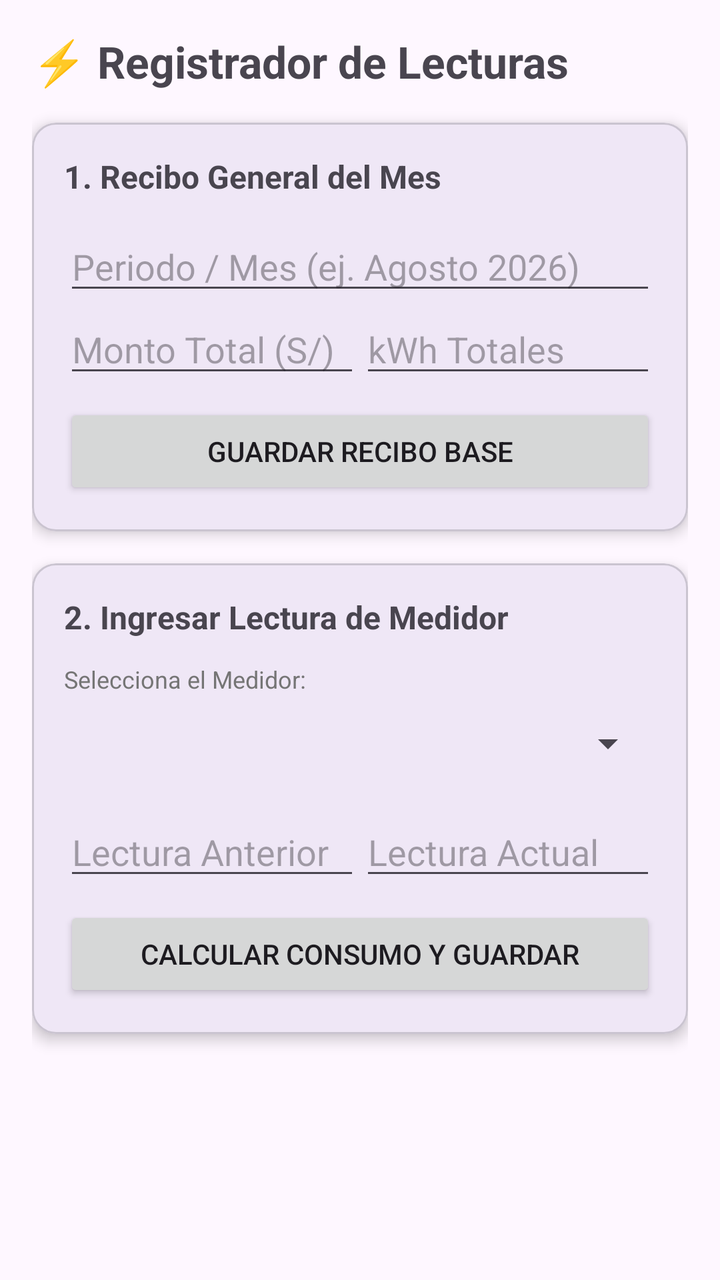
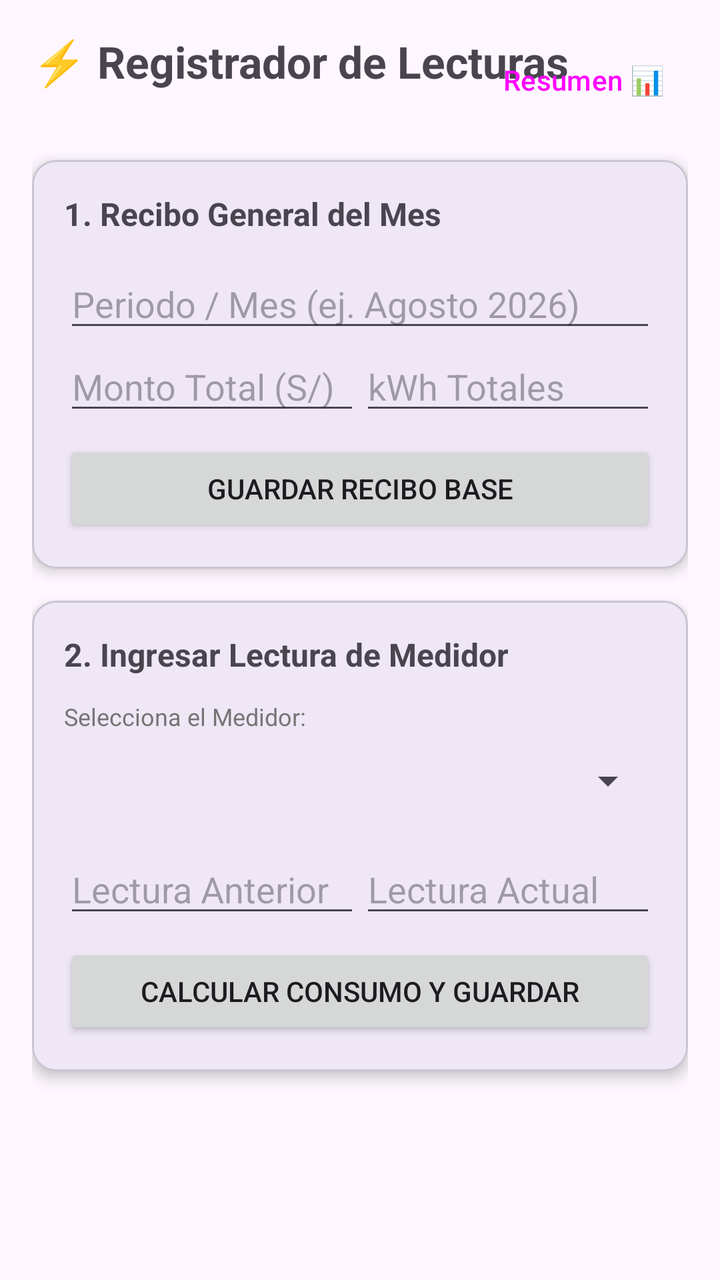

The first picture is an Android layout as it rendered before a commit; the second is the same layout after the commit. The layout source and the unified diff follow.
<!-- AndroidManifest.xml: application theme Theme.KiloWatt -->
<!-- res/layout/activity_lecturas.xml -->
<?xml version="1.0" encoding="utf-8"?>
<ScrollView xmlns:android="http://schemas.android.com/apk/res/android"
    xmlns:app="http://schemas.android.com/apk/res-auto"
    android:layout_width="match_parent"
    android:layout_height="match_parent"
    android:padding="16dp">

    <LinearLayout
        android:layout_width="match_parent"
        android:layout_height="wrap_content"
        android:orientation="vertical">

        <TextView
            android:layout_width="wrap_content"
            android:layout_height="wrap_content"
            android:text="⚡ Registrador de Lecturas"
            android:textSize="22sp"
            android:textStyle="bold"
            android:layout_marginBottom="16dp" />

        
        <com.google.android.material.card.MaterialCardView
            android:layout_width="match_parent"
            android:layout_height="wrap_content"
            android:layout_marginBottom="16dp"
            app:cardCornerRadius="12dp"
            app:cardElevation="4dp">

            <LinearLayout
                android:layout_width="match_parent"
                android:layout_height="wrap_content"
                android:orientation="vertical"
                android:padding="16dp">

                <TextView
                    android:layout_width="wrap_content"
                    android:layout_height="wrap_content"
                    android:text="1. Recibo General del Mes"
                    android:textSize="16sp"
                    android:textStyle="bold"
                    android:layout_marginBottom="12dp"/>

                <EditText
                    android:id="@+id/etMesPeriodo"
                    android:layout_width="match_parent"
                    android:layout_height="wrap_content"
                    android:hint="Periodo / Mes (ej. Agosto 2026)"
                    android:inputType="text" />

                <LinearLayout
                    android:layout_width="match_parent"
                    android:layout_height="wrap_content"
                    android:orientation="horizontal">

                    <EditText
                        android:id="@+id/etMontoTotalSoles"
                        android:layout_width="0dp"
                        android:layout_height="wrap_content"
                        android:layout_weight="1"
                        android:hint="Monto Total (S/)"
                        android:inputType="numberDecimal" />

                    <EditText
                        android:id="@+id/etKwhTotales"
                        android:layout_width="0dp"
                        android:layout_height="wrap_content"
                        android:layout_weight="1"
                        android:hint="kWh Totales"
                        android:inputType="numberDecimal" />
                </LinearLayout>

                <Button
                    android:id="@+id/btnGuardarFactura"
                    android:layout_width="match_parent"
                    android:layout_height="wrap_content"
                    android:text="Guardar Recibo Base"
                    android:layout_marginTop="8dp"/>
            </LinearLayout>
        </com.google.android.material.card.MaterialCardView>

        
        <com.google.android.material.card.MaterialCardView
            android:layout_width="match_parent"
            android:layout_height="wrap_content"
            android:layout_marginBottom="16dp"
            app:cardCornerRadius="12dp"
            app:cardElevation="4dp">

            <LinearLayout
                android:layout_width="match_parent"
                android:layout_height="wrap_content"
                android:orientation="vertical"
                android:padding="16dp">

                <TextView
                    android:layout_width="wrap_content"
                    android:layout_height="wrap_content"
                    android:text="2. Ingresar Lectura de Medidor"
                    android:textSize="16sp"
                    android:textStyle="bold"
                    android:layout_marginBottom="12dp"/>

                <TextView
                    android:layout_width="wrap_content"
                    android:layout_height="wrap_content"
                    android:text="Selecciona el Medidor:"
                    android:textSize="12sp"
                    android:textColor="#757575"/>

                <Spinner
                    android:id="@+id/spSubmedidores"
                    android:layout_width="match_parent"
                    android:layout_height="48dp"
                    android:layout_marginBottom="8dp"/>

                <LinearLayout
                    android:layout_width="match_parent"
                    android:layout_height="wrap_content"
                    android:orientation="horizontal">

                    <EditText
                        android:id="@+id/etLecturaAnterior"
                        android:layout_width="0dp"
                        android:layout_height="wrap_content"
                        android:layout_weight="1"
                        android:hint="Lectura Anterior"
                        android:inputType="numberDecimal" />

                    <EditText
                        android:id="@+id/etLecturaActual"
                        android:layout_width="0dp"
                        android:layout_height="wrap_content"
                        android:layout_weight="1"
                        android:hint="Lectura Actual"
                        android:inputType="numberDecimal" />
                </LinearLayout>

                <Button
                    android:id="@+id/btnCalcularYGuardar"
                    android:layout_width="match_parent"
                    android:layout_height="wrap_content"
                    android:text="Calcular Consumo y Guardar"
                    android:layout_marginTop="8dp"/>
            </LinearLayout>
        </com.google.android.material.card.MaterialCardView>

    </LinearLayout>
</ScrollView>
<!-- resources referenced by this layout -->
<resources>
  <style name="Theme.KiloWatt" parent="Base.Theme.KiloWatt" />
  <style name="Base.Theme.KiloWatt" parent="Theme.Material3.DayNight.NoActionBar">
          
          
      </style>
</resources>

<!-- the commit's change to res/layout/activity_lecturas.xml (unified diff, before → after) -->
@@ -10,13 +10,26 @@
         android:layout_height="wrap_content"
         android:orientation="vertical">
 
-        <TextView
-            android:layout_width="wrap_content"
+        <RelativeLayout
+            android:layout_width="match_parent"
             android:layout_height="wrap_content"
-            android:text="⚡ Registrador de Lecturas"
-            android:textSize="22sp"
-            android:textStyle="bold"
-            android:layout_marginBottom="16dp" />
+            android:layout_marginBottom="16dp">
+
+            <TextView
+                android:layout_width="wrap_content"
+                android:layout_height="wrap_content"
+                android:text="⚡ Registrador de Lecturas"
+                android:textSize="22sp"
+                android:textStyle="bold" />
+
+            <Button
+                android:id="@+id/btnVerResumen"
+                style="@style/Widget.Material3.Button.TextButton"
+                android:layout_width="wrap_content"
+                android:layout_height="wrap_content"
+                android:layout_alignParentEnd="true"
+                android:text="Resumen 📊" />
+        </RelativeLayout>
 
         
         <com.google.android.material.card.MaterialCardView
